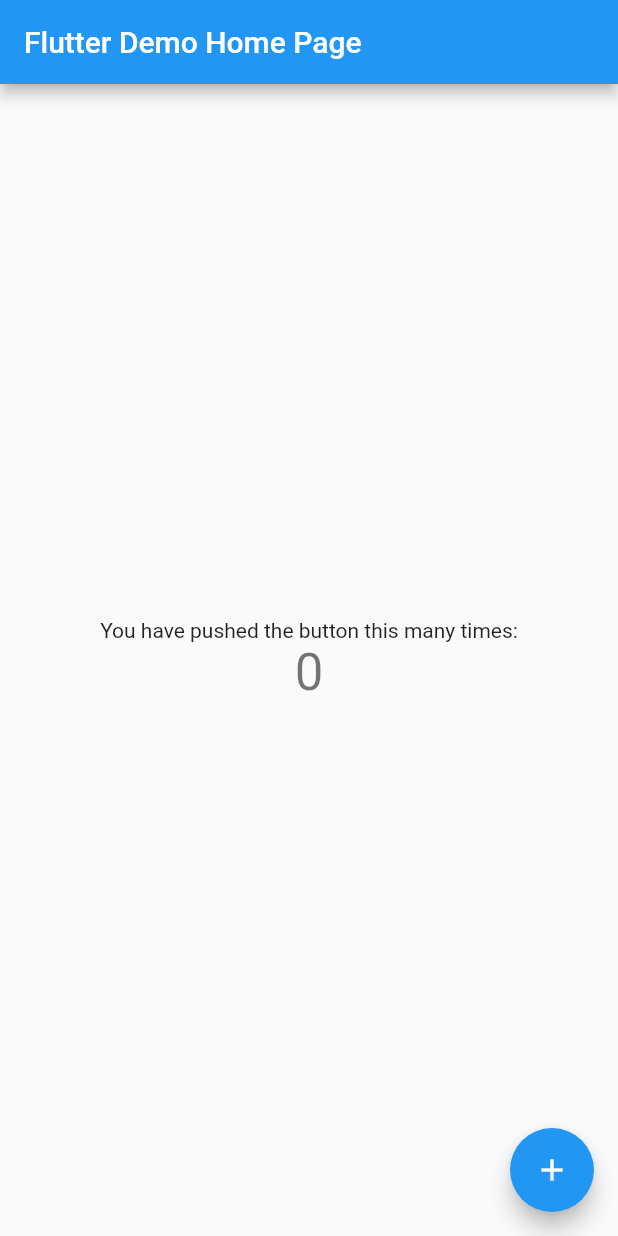
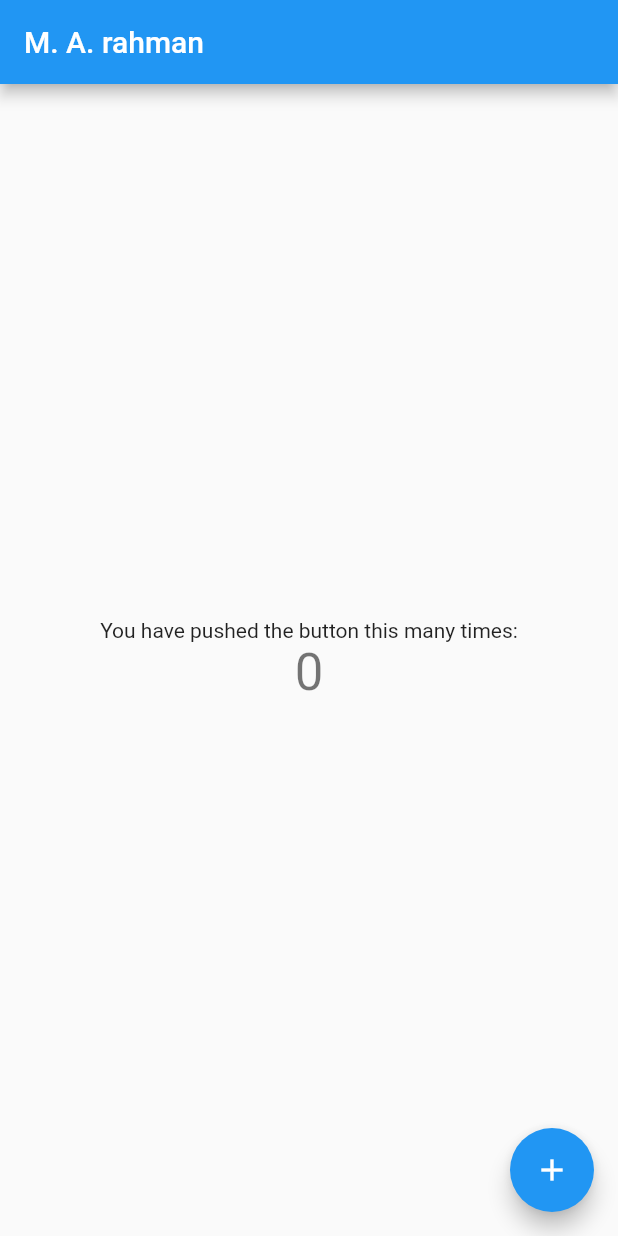
Before and after one commit to mrahman171/Test_repo, a Flutter app: the screen it shows after launch, on a phone screen of 412 x 824 dp. Run offline on Flutter 3.47's test engine with Material 2 defaults, Android fonts, the phone set to English and light mode, and no system bars.

Commit message:
updated code

```diff
--- a/lib/main.dart
+++ b/lib/main.dart
@@ -11,12 +11,12 @@ class MyApp extends StatelessWidget {
   @override
   Widget build(BuildContext context) {
     return MaterialApp(
-      title: 'Flutter Demo',
+      title: 'Md Abdur rahman',
       theme: ThemeData(
 
         primarySwatch: Colors.blue,
       ),
-      home: const MyHomePage(title: 'Flutter Demo Home Page'),
+      home: const MyHomePage(title: 'M. A. rahman'),
     );
   }
 }
@@ -24,14 +24,7 @@ class MyApp extends StatelessWidget {
 class MyHomePage extends StatefulWidget {
   const MyHomePage({Key? key, required this.title}) : super(key: key);
 
-  // This widget is the home page of your application. It is stateful, meaning
-  // that it has a State object (defined below) that contains fields that affect
-  // how it looks.
 
-  // This class is the configuration for the state. It holds the values (in this
-  // case the title) provided by the parent (in this case the App widget) and
-  // used by the build method of the State. Fields in a Widget subclass are
-  // always marked "final".
 
   final String title;
 
@@ -71,20 +64,7 @@ class _MyHomePageState extends State<MyHomePage> {
         // Center is a layout widget. It takes a single child and positions it
         // in the middle of the parent.
         child: Column(
-          // Column is also a layout widget. It takes a list of children and
-          // arranges them vertically. By default, it sizes itself to fit its
-          // children horizontally, and tries to be as tall as its parent.
-          //
-          // Invoke "debug painting" (press "p" in the console, choose the
-          // "Toggle Debug Paint" action from the Flutter Inspector in Android
-          // Studio, or the "Toggle Debug Paint" command in Visual Studio Code)
-          // to see the wireframe for each widget.
-          //
-          // Column has various properties to control how it sizes itself and
-          // how it positions its children. Here we use mainAxisAlignment to
-          // center the children vertically; the main axis here is the vertical
-          // axis because Columns are vertical (the cross axis would be
-          // horizontal).
+
           mainAxisAlignment: MainAxisAlignment.center,
           children: <Widget>[
             const Text(
```
